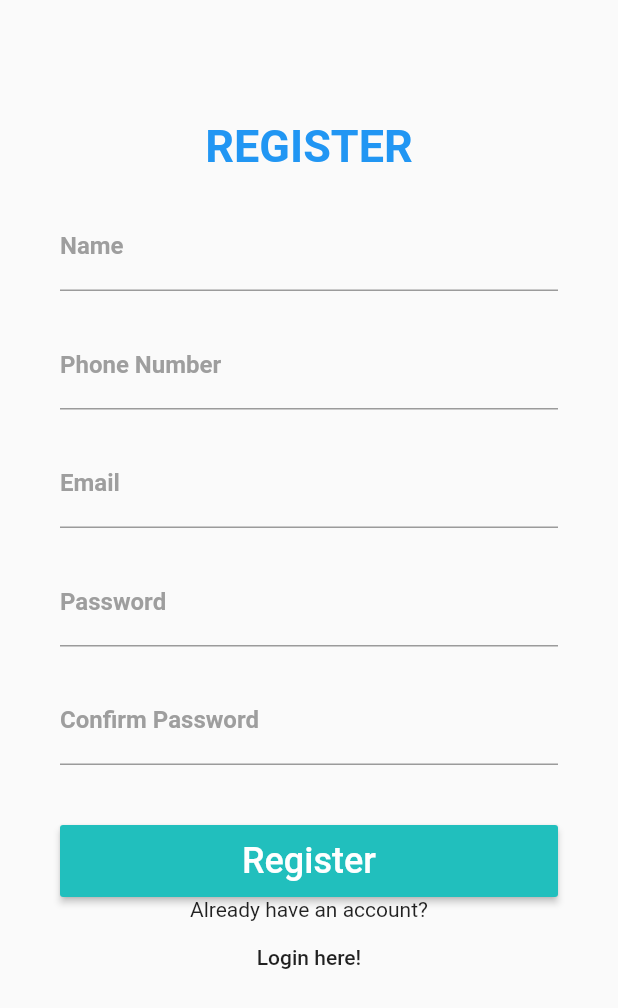
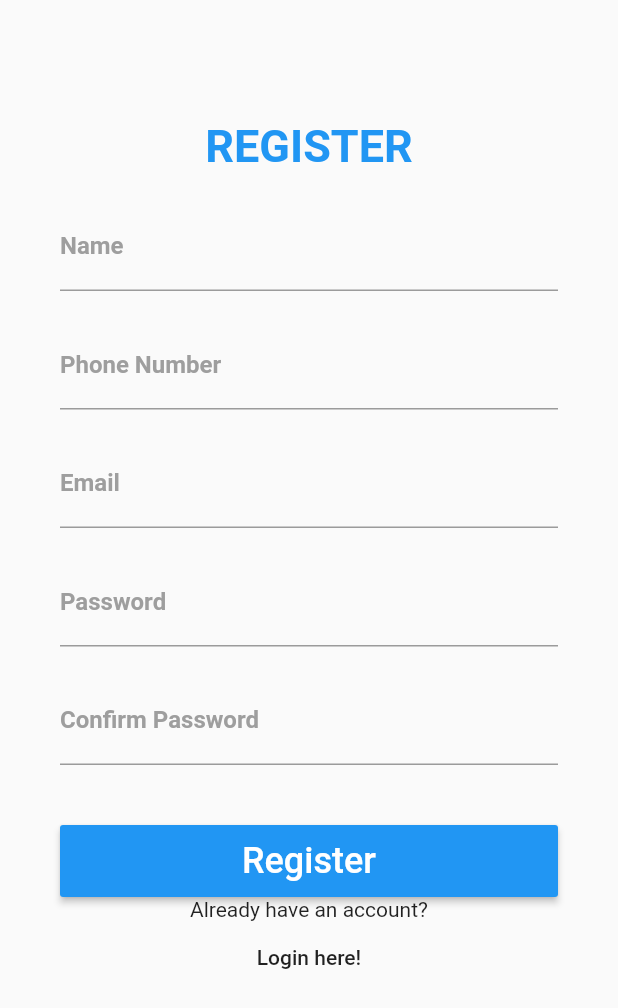
Before and after one commit to prarthana1998/finalApp, a Flutter app: the RegisterPage screen opened directly, on a phone screen of 412 x 824 dp. Shown: the top 1008 px of the screen. Run offline on Flutter 3.47's test engine with Material 2 defaults, Android fonts, the phone set to English and light mode, and no system bars; our stand-ins replace cloud_firestore, firebase_auth, firebase_core, firebase_database, flutter_spinkit, modal_progress_hud and 2 more; missing offline and left inert: mqtt_client; accounts and stored records are empty; Roboto replaces fonts that are missing (Montserrat).

Commit message:
Update register.dart

```diff
--- a/lib/login/register.dart
+++ b/lib/login/register.dart
@@ -206,7 +206,7 @@ class _RegisterPageState extends State<RegisterPage> {
 //                      //  color: Theme.of(context).primaryColor,
 //                        //textColor: Colors.white,
                       RaisedButton(
-                        color: Color(0xFF21BFBD),
+                        color: Colors.blue,
                         textColor: Colors.white,
                         child: Padding(
                             padding: EdgeInsets.all(10.0),
```
